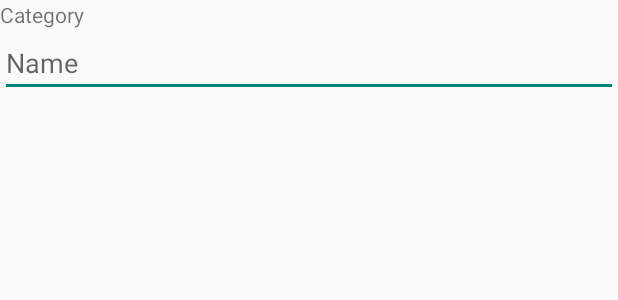
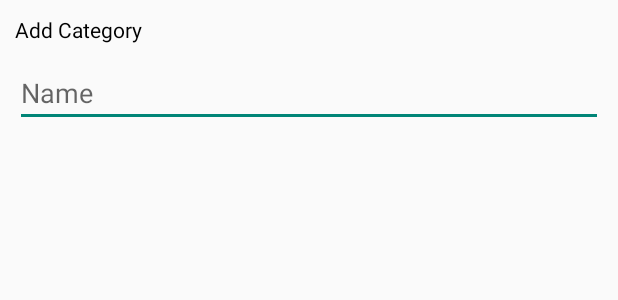
Before and after one commit to hulkdx/MoneyManager, an Android app: the layout dialog_category.xml on its own in the app's theme, with its tools: preview values and no code run, on a phone screen of 412 x 824 dp. Shown: the top 300 px of the screen. Run offline under Robolectric (Android 15) with nearby library versions, the phone set to English and light mode, and no system bars.

Commit message:
- Added (global) margin for category UI - Removed SearchView line.

```diff
--- a/app/src/main/java/com/hulkdx/moneymanagerv2/ui/main/MainActivity.java
+++ b/app/src/main/java/com/hulkdx/moneymanagerv2/ui/main/MainActivity.java
@@ -218,6 +218,7 @@ public class MainActivity extends BaseActivity implements MainMvpView,
             serviceConnectionHolder.unregisterListener();
             unbindService(serviceConnectionHolder);
         }
+        mCategoryAdapter.setCallback(null);
     }
 
     /**
--- a/app/src/main/res/layout/activity_main.xml
+++ b/app/src/main/res/layout/activity_main.xml
@@ -150,6 +150,7 @@
         android:layout_alignParentStart="true"
         android:visibility="gone">
 
+        <!-- categories -->
         <android.support.v7.widget.RecyclerView
             android:id="@+id/category_recycler_view"
             android:layout_width="match_parent"
--- a/app/src/main/res/layout/dialog_category.xml
+++ b/app/src/main/res/layout/dialog_category.xml
@@ -7,6 +7,8 @@
     <TextView
         android:layout_width="wrap_content"
         android:layout_height="wrap_content"
+        android:layout_margin="@dimen/category_dialog_margins"
+        android:textColor="@color/black"
         android:text="@string/category"/>
 
     <EditText
@@ -14,11 +16,15 @@
         android:layout_width="match_parent"
         android:layout_height="wrap_content"
         android:inputType="textCapSentences"
+        android:layout_marginLeft="@dimen/category_dialog_margins"
+        android:layout_marginRight="@dimen/category_dialog_margins"
         android:hint="@string/name"/>
 
     <HorizontalScrollView
         android:layout_width="match_parent"
-        android:layout_height="match_parent">
+        android:layout_height="match_parent"
+        android:layout_marginLeft="@dimen/category_dialog_margins"
+        android:layout_marginRight="@dimen/category_dialog_margins">
 
         <LinearLayout
             android:id="@+id/colors_linearLayout"
@@ -30,8 +36,8 @@
 
             <!-- The view below will add to LinearLayout from array string.-->
             <!--<ImageView-->
-                <!--android:layout_width="50dp"-->
-                <!--android:layout_height="50dp"-->
+                <!--android:layout_width="@dimen/category_dialog_images_width"-->
+                <!--android:layout_height="@dimen/category_dialog_images_height"-->
                 <!--android:src="@drawable/button_add"-->
                 <!--android:background="@android:color/holo_blue_dark" />-->
 
--- a/app/src/main/res/layout/main_listviews.xml
+++ b/app/src/main/res/layout/main_listviews.xml
@@ -18,7 +18,9 @@
             android:layout_height="wrap_content"
             android:layout_weight="1"
             android:iconifiedByDefault="false"
-            android:queryHint="Search"/>
+            android:queryHint="Search"
+            android:queryBackground="@android:color/transparent"
+            android:layout_marginBottom="2dp"/>
 
         <ImageView
             android:id="@+id/delete_imageView"
--- a/app/src/main/res/values/dimens.xml
+++ b/app/src/main/res/values/dimens.xml
@@ -6,4 +6,8 @@
     <dimen name="buttons_add_width">86dp</dimen>
     <dimen name="buttons_add_height">31dp</dimen>
 
+    <dimen name="category_dialog_margins">10dp</dimen>
+    <dimen name="category_dialog_images_width">50dp</dimen>
+    <dimen name="category_dialog_images_height">50dp</dimen>
+
 </resources>
--- a/app/src/main/res/values/strings.xml
+++ b/app/src/main/res/values/strings.xml
@@ -3,7 +3,7 @@
     <string name="app_name">Money Manager Version 2</string>
 
     <!-- Commons -->
-    <string name="category">Category</string>
+    <string name="category">Add Category</string>
     <string name="name">Name</string>
 
     <!-- Dialog Factory -->
```
Also changed, not shown: app/src/main/java/com/hulkdx/moneymanagerv2/ui/main/CategoryDialogFragment.java (+21 -16 lines).
